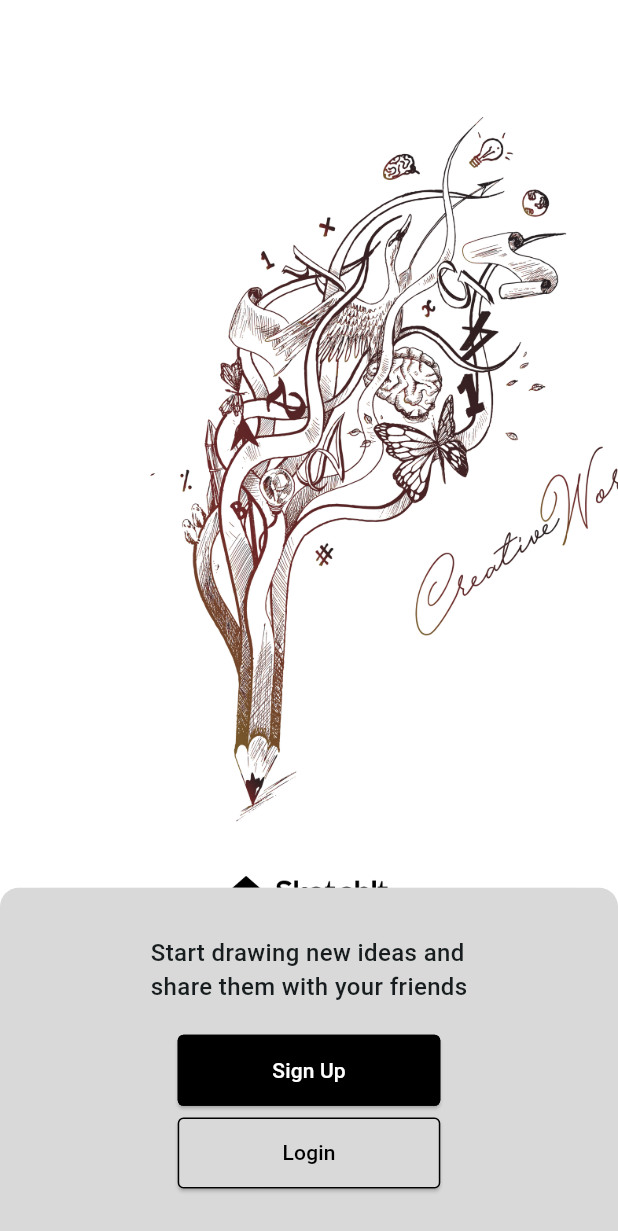
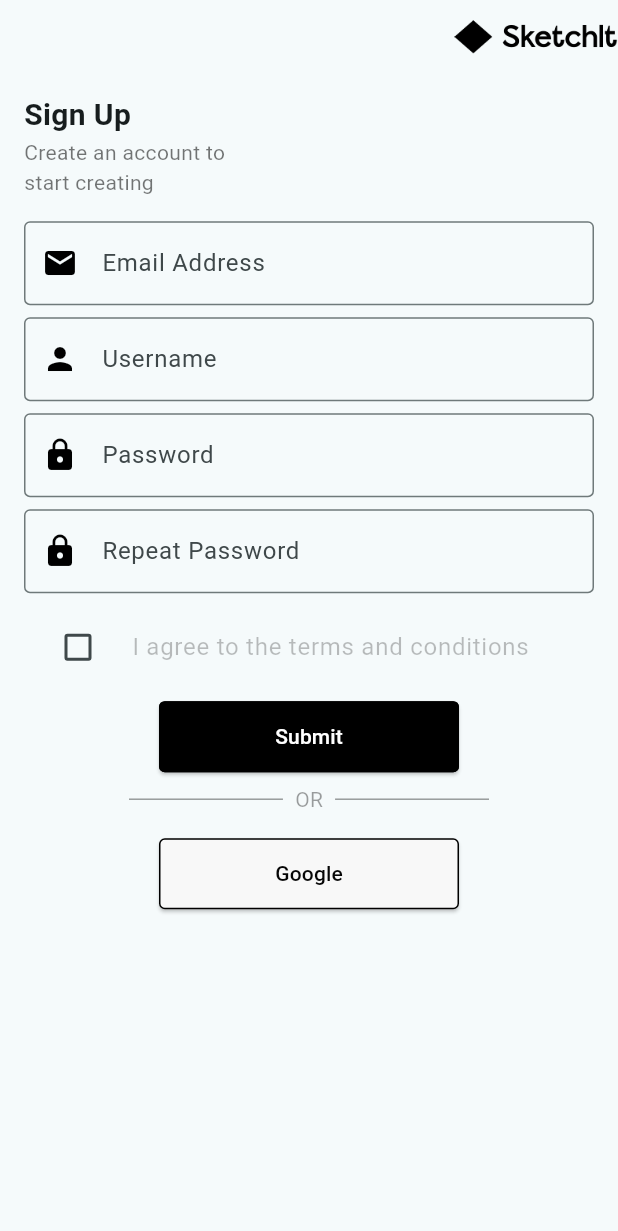
Before and after one commit to Damigrace1/SketchIt, a Flutter app: the screen it shows after launch, after a tap on "Sign Up", on a phone screen of 412 x 824 dp. Shown: the top 1231 px of the screen. Run offline on Flutter 3.47's test engine with Material 3 defaults, Android fonts, the phone set to English and light mode, and no system bars; our stand-ins replace flutter_screenutil, get; missing offline and left inert: flutter_drawing_board.

Commit message:
feat/Implement Signup Screen

```diff
--- /dev/null
+++ b/lib/controllers/signup_controller.dart
@@ -0,0 +1,22 @@
+import 'package:flutter/material.dart';
+import 'package:get/get.dart';
+
+class SignUpController extends GetxController {
+  final emailController = TextEditingController();
+  final usernameController = TextEditingController();
+  final passwordController = TextEditingController();
+  final repeatPasswordController = TextEditingController();
+  final termsAccepted = false.obs;
+
+  void toggleTerms(bool? value) => termsAccepted.value = value ?? false;
+
+  void signUp() {
+    // Implement sign up logic here
+    print('Sign up pressed');
+  }
+
+  void signUpWithGoogle() {
+    // Implement Google sign up here
+    print('Google sign up pressed');
+  }
+}
--- /dev/null
+++ b/lib/screens/signup_screen.dart
@@ -0,0 +1,154 @@
+import 'package:flutter/material.dart';
+import 'package:flutter_screenutil/flutter_screenutil.dart';
+// import 'package:flutter_screenutil/flutter_screenutil.dart';
+import 'package:get/get.dart';
+import 'package:sketch_it/screens/widgets/custom_button.dart';
+import 'package:sketch_it/utils/colors.dart';
+
+import '../controllers/signup_controller.dart';
+
+class SignUpPage extends StatelessWidget {
+  final SignUpController controller = Get.put(SignUpController());
+
+  SignUpPage({super.key});
+
+  @override
+  Widget build(BuildContext context) {
+    return Scaffold(
+      appBar: AppBar(
+        toolbarHeight: 48.h,
+        actions: [
+          Column(
+            mainAxisAlignment: MainAxisAlignment.start,
+            children: [
+              Image.asset(
+                alignment: Alignment.bottomLeft,
+                'assets/images/logo_row.png',
+                width: 104.w,
+                height: 40.h,
+              ),
+            ],
+          )
+        ],
+      ),
+      body: Padding(
+        padding: const EdgeInsets.all(16.0),
+        child: SingleChildScrollView(
+          child: Column(
+            mainAxisAlignment: MainAxisAlignment.start,
+            crossAxisAlignment: CrossAxisAlignment.start,
+            children: [
+              const Text(
+                'Sign Up',
+                style: TextStyle(
+                  fontSize: 20,
+                  fontWeight: FontWeight.bold,
+                ),
+                textAlign: TextAlign.left,
+              ),
+              const Text(
+                'Create an account to \nstart creating',
+                style: TextStyle(color: Colors.black54),
+              ),
+              const SizedBox(height: 16),
+              TextField(
+                controller: controller.emailController,
+                decoration: const InputDecoration(
+                  labelText: 'Email Address',
+                  prefixIcon: Icon(
+                    Icons.email,
+                    color: Colors.black,
+                  ),
+                  border: OutlineInputBorder(),
+                ),
+              ),
+              const SizedBox(height: 8),
+              TextField(
+                controller: controller.usernameController,
+                decoration: const InputDecoration(
+                  labelText: 'Username',
+                  prefixIcon: Icon(Icons.person, color: Colors.black),
+                  border: OutlineInputBorder(),
+                ),
+              ),
+              const SizedBox(height: 8),
+              TextField(
+                controller: controller.passwordController,
+                obscureText: true,
+                decoration: const InputDecoration(
+                  labelText: 'Password',
+                  prefixIcon: Icon(Icons.lock, color: Colors.black),
+                  border: OutlineInputBorder(),
+                ),
+              ),
+              const SizedBox(height: 8),
+              TextField(
+                controller: controller.repeatPasswordController,
+                obscureText: true,
+                decoration: const InputDecoration(
+                  labelText: 'Repeat Password',
+                  prefixIcon: Icon(Icons.lock, color: Colors.black),
+                  border: OutlineInputBorder(),
+                ),
+              ),
+              const SizedBox(height: 8),
+              Obx(() => CheckboxListTile(
+                    activeColor: kPrimary,
+                    title: const Text(
+                      'I agree to the terms and conditions',
+                      style: TextStyle(color: Colors.black26),
+                    ),
+                    value: controller.termsAccepted.value,
+                    onChanged: controller.toggleTerms,
+                    controlAffinity: ListTileControlAffinity.leading,
+                  )),
+              const SizedBox(height: 8),
+              Center(
+                child: CustomButton(
+                  width: 200,
+                  text: 'Submit',
+                  onPressed: () {},
+                ),
+              ),
+              const SizedBox(height: 8),
+              const Row(
+                children: [
+                  Expanded(
+                      child: Divider(
+                    thickness: 1.0,
+                    color: Colors.black38,
+                    indent: 70,
+                    // endIndent: 70,
+                  )),
+                  Padding(
+                    padding: EdgeInsets.symmetric(horizontal: 8.0),
+                    child: Text(
+                      'OR',
+                      style: TextStyle(color: Colors.black38),
+                    ),
+                  ),
+                  Expanded(
+                      child: Divider(
+                    thickness: 1.0,
+                    color: Colors.black38,
+                    endIndent: 70,
+                  )),
+                ],
+              ),
+              const SizedBox(height: 16),
+              Center(
+                child: CustomButton(
+                  fillColor: kGrey1,
+                  textColor: kPrimary,
+                  width: 200,
+                  text: 'Google',
+                  onPressed: () {},
+                ),
+              )
+            ],
+          ),
+        ),
+      ),
+    );
+  }
+}
--- a/lib/screens/splash_screen.dart
+++ b/lib/screens/splash_screen.dart
@@ -6,6 +6,7 @@ import 'package:flutter_screenutil/flutter_screenutil.dart';
 import 'package:get/get_core/src/get_main.dart';
 import 'package:get/get_navigation/get_navigation.dart';
 import 'package:sketch_it/screens/home_screen.dart';
+import 'package:sketch_it/screens/signup_screen.dart';
 import 'package:sketch_it/screens/widgets/custom_button.dart';
 import 'package:sketch_it/utils/colors.dart';
 
@@ -70,7 +71,10 @@ class SplashScreen extends StatelessWidget {
         body: Column(
           children: [
             Image.asset('assets/images/pencil_tree.png'),
-          Image.asset('assets/images/logo_row.png',width: 104.w,)
+            Image.asset(
+              'assets/images/logo_row.png',
+              width: 104.w,
+            )
           ],
         ),
         bottomSheet: Container(
@@ -81,26 +85,38 @@ class SplashScreen extends StatelessWidget {
                 topRight: Radius.circular(13.r),
                 topLeft: Radius.circular(13.r),
               ),
-          color: kGrey
-        ),
+              color: kGrey),
           child: Column(
             mainAxisAlignment: MainAxisAlignment.center,
             children: [
-            Text('Start drawing new ideas and\nshare them with your friends',
-            style: TextStyle(fontSize: 16,fontWeight: FontWeight.w500),),
-            SizedBox(height: 21.h,),
-            CustomButton(text: 'Sign Up', onPressed: (){},
-            width: 167.w,),
-            SizedBox(height: 8.h,),
-            CustomButton(text: 'Login', onPressed: (){
-              Get.offAll(()=>HomeScreen());
+              Text(
+                'Start drawing new ideas and\nshare them with your friends',
+                style: TextStyle(fontSize: 16, fontWeight: FontWeight.w500),
+              ),
+              SizedBox(
+                height: 21.h,
+              ),
+              CustomButton(
+                text: 'Sign Up',
+                onPressed: () {
+                  Get.offAll(() => SignUpPage());
+                },
+                width: 167.w,
+              ),
+              SizedBox(
+                height: 8.h,
+              ),
+              CustomButton(
+                text: 'Login',
+                onPressed: () {
+                  Get.offAll(() => HomeScreen());
                 },
                 fillColor: kGrey,
                 textColor: Colors.black,
-              width: 167.w,)
+                width: 167.w,
+              )
             ],
           ),
-      )
-    );
+        ));
   }
 }
```
Lines whose indentation alone changed are shown as unchanged.
